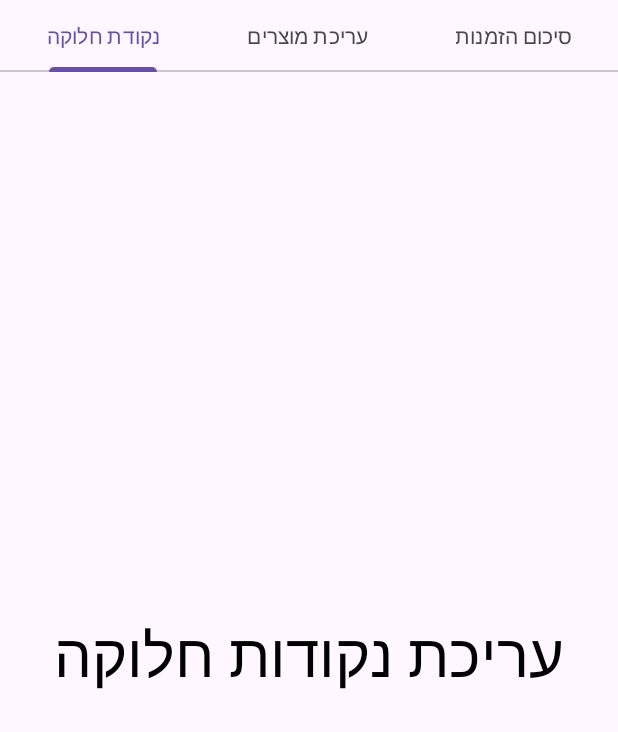
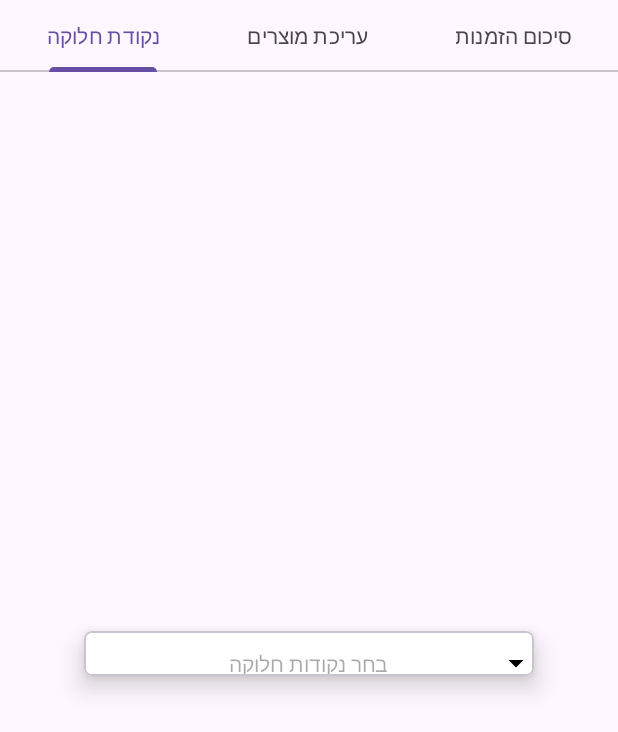
Before and after one commit to ErgaDN/Together, an Android app: the DistributionCenter screen opened directly, with no data from a screen before it, on a phone screen of 412 x 824 dp. Shown: the top 732 px of the screen. Run offline under Robolectric (Android 15) with nearby library versions, the phone set to English and light mode, and no system bars; our stand-ins replace Firebase (no records; nobody signed in at launch, a user with empty details on screens opened directly).

Commit message:
implement MultiSelect DropDown List for DistributionCenter

```diff
--- a/app/src/main/java/com/example/together/Constants.java
+++ b/app/src/main/java/com/example/together/Constants.java
@@ -7,4 +7,11 @@ public class Constants {
             "fruits",
             "vegetables"
     };
+
+    //list of address
+    public static final String[] address = {
+            "Ariel",
+            "Tel-Aviv",
+            "Jerusalem"
+    };
 }
--- a/app/src/main/java/com/example/together/DistributionCenter.java
+++ b/app/src/main/java/com/example/together/DistributionCenter.java
@@ -1,19 +1,94 @@
 package com.example.together;
 
+import androidx.appcompat.app.AlertDialog;
 import androidx.appcompat.app.AppCompatActivity;
 import androidx.fragment.app.Fragment;
 
+import android.content.DialogInterface;
 import android.os.Bundle;
 import android.view.LayoutInflater;
 import android.view.View;
 import android.view.ViewGroup;
+import android.widget.TextView;
+
+import com.google.android.material.card.MaterialCardView;
+
+import java.util.ArrayList;
 
 public class DistributionCenter extends Fragment {
 
+    MaterialCardView selectCenter;
+    TextView tvAAddresses;
+    boolean [] selectedAddresses;
+    ArrayList<Integer> addressesList = new ArrayList<>();
     @Override
     public View onCreateView(LayoutInflater inflater, ViewGroup container,
                              Bundle savedInstanceState) {
         // Inflate the layout for this fragment
-        return inflater.inflate(R.layout.fragment_distribution_center, container, false);
+        View view = inflater.inflate(R.layout.fragment_distribution_center, container, false);
+
+        selectCenter = view.findViewById(R.id.select_center);
+        tvAAddresses = view.findViewById(R.id.tvAddresses);
+        selectedAddresses = new boolean[Constants.address.length];
+
+        selectCenter.setOnClickListener(v ->{
+            showAddressesDialog();
+        });
+
+
+        return view;
+    }
+
+    private void showAddressesDialog() {
+
+        AlertDialog.Builder builder = new AlertDialog.Builder(requireContext());
+
+        builder.setTitle("Select Addresses");
+        builder.setCancelable(false);
+
+        builder.setMultiChoiceItems(Constants.address, selectedAddresses, new DialogInterface.OnMultiChoiceClickListener() {
+            @Override
+            public void onClick(DialogInterface dialog, int which, boolean isChecked) {
+                if (isChecked){
+                    addressesList.add(which);
+                }else {
+                    addressesList.remove(which);
+                }
+            }
+        }).setPositiveButton("ok", new DialogInterface.OnClickListener() {
+            @Override
+            public void onClick(DialogInterface dialog, int which) {
+                //create string builder
+                StringBuilder stringBuilder = new StringBuilder();
+                for (int i=0; i<addressesList.size(); i++){
+                    stringBuilder.append(Constants.address[addressesList.get(i)]);
+
+                    //check condition
+                    if (i != addressesList.size()-1){
+//                        when i value not equal to addressesList size
+                        stringBuilder.append(",");
+                    }
+                    //setting selected address to textviwe
+                    tvAAddresses.setText(stringBuilder.toString());
+                }
+            }
+        }).setNegativeButton("Cancel", new DialogInterface.OnClickListener() {
+            @Override
+            public void onClick(DialogInterface dialog, int which) {
+                dialog.dismiss();
+            }
+        }).setNeutralButton("Clear all", new DialogInterface.OnClickListener() {
+            @Override
+            public void onClick(DialogInterface dialog, int which) {
+                //clearing all selecting addresses on clear all click
+                for (int i=0; i< selectedAddresses.length; i++){
+                    selectedAddresses[i] = false;
+
+                    addressesList.clear();
+                    tvAAddresses.setText("");
+                }
+            }
+        });
+        builder.show();
     }
 }
--- a/app/src/main/java/com/example/together/RegisterClient.java
+++ b/app/src/main/java/com/example/together/RegisterClient.java
@@ -44,7 +44,8 @@ public class RegisterClient extends AppCompatActivity {
     String userID;
     String address;
 
-    String[] selectAddress = {"Ariel", "Tel-Aviv"};
+//    String[] selectAddress = {"Ariel", "Tel-Aviv"};
+    //TODO: erga: I move it to the constants class for use it from the farmer too;)
     AutoCompleteTextView autoCompleteSelectAddress;
     ArrayAdapter<String> adapterAddress;
 
@@ -80,7 +81,8 @@ public class RegisterClient extends AppCompatActivity {
         textView = findViewById(R.id.loginNow);
         mStore = FirebaseFirestore.getInstance();
         autoCompleteSelectAddress = findViewById(R.id.select_address);
-        adapterAddress = new ArrayAdapter<String>(this, R.layout.list_of_address, selectAddress);
+//        adapterAddress = new ArrayAdapter<String>(this, R.layout.list_of_address, selectAddress);
+        adapterAddress = new ArrayAdapter<String>(this, R.layout.list_of_address, Constants.address);
 
         autoCompleteSelectAddress.setAdapter(adapterAddress);
         autoCompleteSelectAddress.setOnItemClickListener(new AdapterView.OnItemClickListener() {
--- /dev/null
+++ b/app/src/main/res/drawable/arrow_drop_down.xml
@@ -0,0 +1,5 @@
+<vector android:height="24dp" android:tint="#000000"
+    android:viewportHeight="24" android:viewportWidth="24"
+    android:width="24dp" xmlns:android="http://schemas.android.com/apk/res/android">
+    <path android:fillColor="@android:color/white" android:pathData="M7,10l5,5 5,-5z"/>
+</vector>
--- a/app/src/main/res/layout/fragment_distribution_center.xml
+++ b/app/src/main/res/layout/fragment_distribution_center.xml
@@ -3,17 +3,38 @@
     xmlns:tools="http://schemas.android.com/tools"
     android:layout_width="match_parent"
     android:layout_height="match_parent"
+    xmlns:app="http://schemas.android.com/apk/res-auto"
     tools:context=".DistributionCenter">
 
-    <!-- TODO: Update blank fragment layout -->
-    <TextView
-        android:layout_width="match_parent"
-        android:layout_height="match_parent"
-        android:text="@string/distribution_center"
-        android:gravity="center"
-        android:textColor="@color/black"
-        android:textSize="40sp"
-        />
 
+    <com.google.android.material.card.MaterialCardView
+        android:id="@+id/select_center"
+        android:layout_width="300dp"
+        android:layout_height="30dp"
+        android:layout_gravity="center"
+        app:cardBackgroundColor="@color/white"
+        app:cardCornerRadius="5dp"
+        app:cardElevation="10dp">
+
+        <RelativeLayout
+            android:layout_width="match_parent"
+            android:layout_height="43dp">
+
+            <TextView
+                android:id="@+id/tvAddresses"
+                android:layout_width="wrap_content"
+                android:layout_height="wrap_content"
+                android:layout_centerInParent="true"
+                android:hint="@string/choose_center" />
+
+            <ImageView
+                android:layout_width="wrap_content"
+                android:layout_height="wrap_content"
+                android:layout_alignParentEnd="true"
+                android:layout_centerInParent="true"
+                android:src="@drawable/baseline_arrow_drop_down_24" />
+        </RelativeLayout>
+
+    </com.google.android.material.card.MaterialCardView>
 
 </FrameLayout>
--- a/app/src/main/res/values/strings.xml
+++ b/app/src/main/res/values/strings.xml
@@ -34,6 +34,7 @@
     <string name="Phone_Number">Phone Number</string>
     <string name="Address">Address</string>
     <string name="username">username</string>
+    <string name="choose_center">בחר נקודות חלוקה</string>
 
 
 </resources>
```
